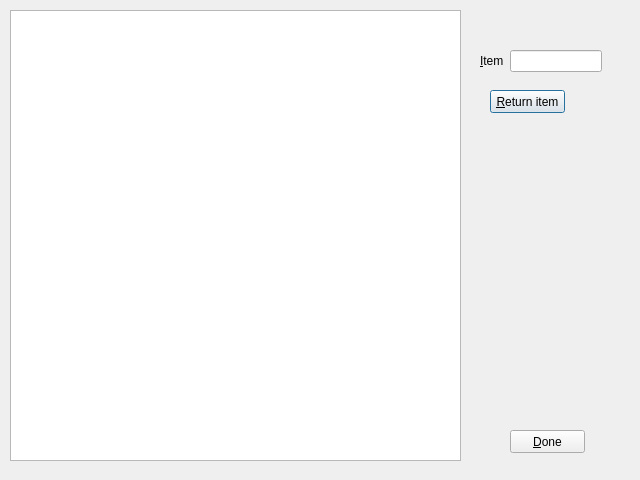
Old version of the form returndialog.ui in the repository RoskildeSkiklub/ssfh.
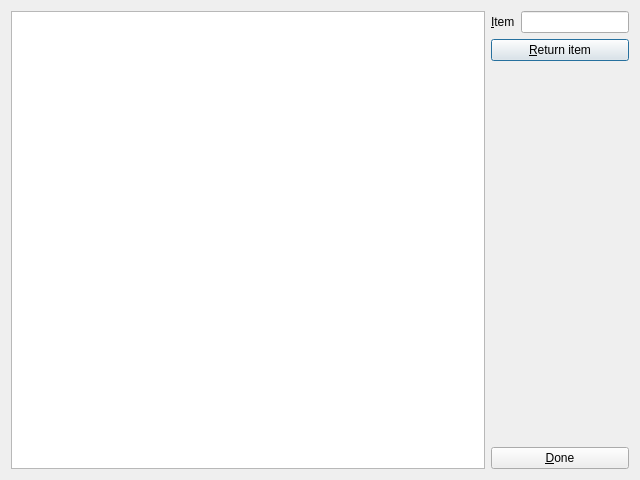
New version of the form.

Commit message: Return stuff. Main window overhaul

```diff
--- a/returndialog.ui
+++ b/returndialog.ui
@@ -13,51 +13,11 @@
   <property name="windowTitle">
    <string>Dialog</string>
   </property>
-  <widget class="QTextBrowser" name="output_contract_textBrowser">
-   <property name="geometry">
-    <rect>
-     <x>10</x>
-     <y>10</y>
-     <width>451</width>
-     <height>451</height>
-    </rect>
-   </property>
-  </widget>
-  <widget class="QPushButton" name="pushButton">
-   <property name="geometry">
-    <rect>
-     <x>490</x>
-     <y>90</y>
-     <width>75</width>
-     <height>23</height>
-    </rect>
-   </property>
-   <property name="text">
-    <string>&amp;Return item</string>
-   </property>
-  </widget>
-  <widget class="QPushButton" name="input_done_pushButton">
-   <property name="geometry">
-    <rect>
-     <x>510</x>
-     <y>430</y>
-     <width>75</width>
-     <height>23</height>
-    </rect>
-   </property>
-   <property name="text">
-    <string>&amp;Done</string>
-   </property>
-  </widget>
-  <widget class="QWidget" name="layoutWidget">
-   <property name="geometry">
-    <rect>
-     <x>480</x>
-     <y>50</y>
-     <width>122</width>
-     <height>22</height>
-    </rect>
-   </property>
+  <layout class="QGridLayout" name="gridLayout">
+   <item row="0" column="0" rowspan="4">
+    <widget class="QTextBrowser" name="output_contract_textBrowser"/>
+   </item>
+   <item row="0" column="1">
    <layout class="QHBoxLayout" name="horizontalLayout_6">
     <item>
      <widget class="QLabel" name="label_5">
@@ -80,7 +40,35 @@
      </widget>
     </item>
    </layout>
-  </widget>
+   </item>
+   <item row="1" column="1">
+    <widget class="QPushButton" name="input_returnItem_pushButton">
+     <property name="text">
+      <string>&amp;Return item</string>
+     </property>
+    </widget>
+   </item>
+   <item row="2" column="1">
+    <spacer name="verticalSpacer">
+     <property name="orientation">
+      <enum>Qt::Vertical</enum>
+     </property>
+     <property name="sizeHint" stdset="0">
+      <size>
+       <width>20</width>
+       <height>364</height>
+      </size>
+     </property>
+    </spacer>
+   </item>
+   <item row="3" column="1">
+    <widget class="QPushButton" name="input_done_pushButton">
+     <property name="text">
+      <string>&amp;Done</string>
+     </property>
+    </widget>
+   </item>
+  </layout>
  </widget>
  <resources/>
  <connections/>
```
Lines whose indentation alone changed are shown as unchanged. The commit also changes 10 other files.
